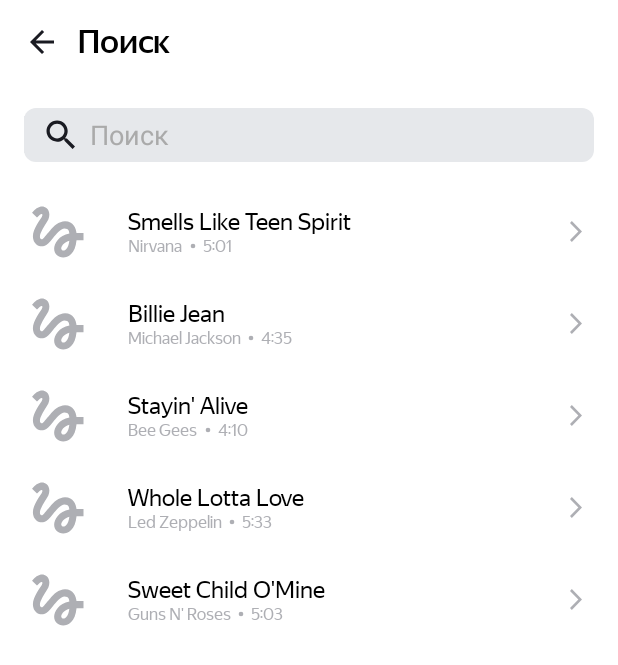
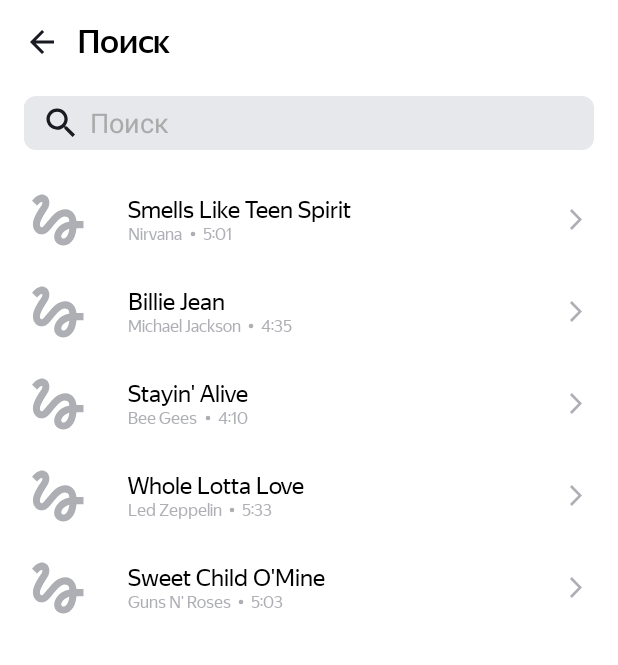
Before and after one commit to DevilReina/PlaylistMaker, an Android app: the SearchActivity screen opened directly, with no data from a screen before it, on a phone screen of 412 x 824 dp. Shown: the top 665 px of the screen. Run offline under Robolectric (Android 15) with nearby library versions, the phone set to English and light mode, and no system bars; pictures from the network do not load.

Commit message:
фикс отступа

```diff
--- a/app/src/main/res/layout/activity_search.xml
+++ b/app/src/main/res/layout/activity_search.xml
@@ -39,7 +39,7 @@
         android:layout_width="match_parent"
         android:paddingEnd="10dp"
         android:background="@drawable/corner_input"
-        android:layout_marginTop="@dimen/dp_16">
+        android:layout_marginTop="@dimen/dp_8">
 
         <EditText
             android:id="@+id/searchEditText"
```
